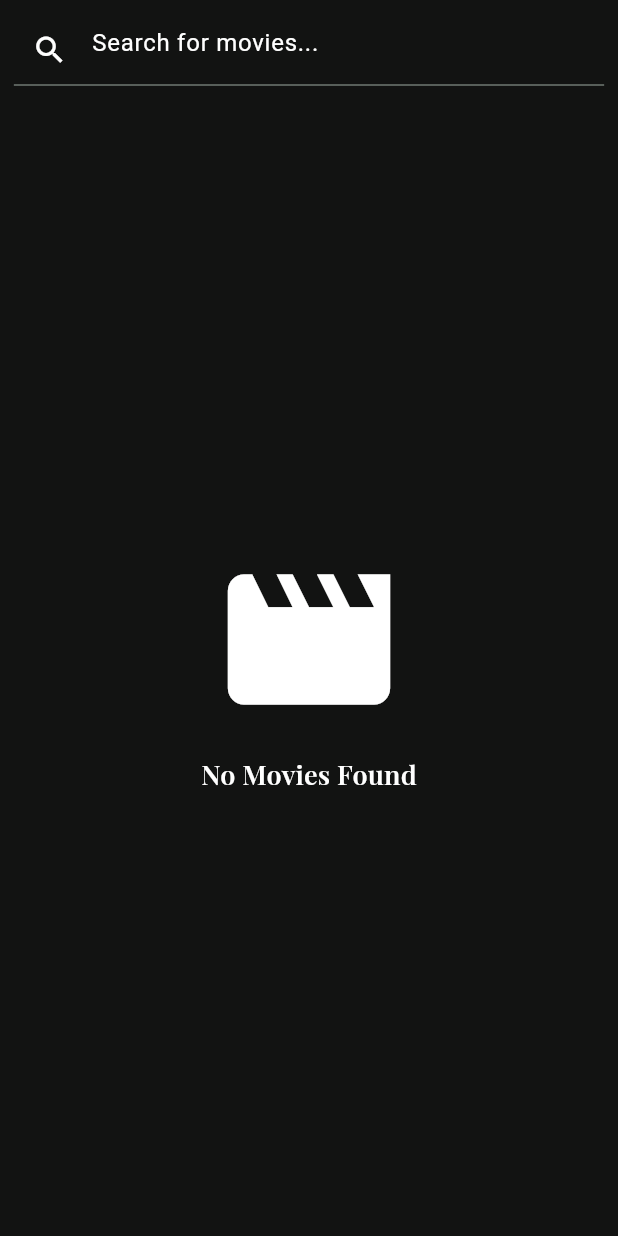
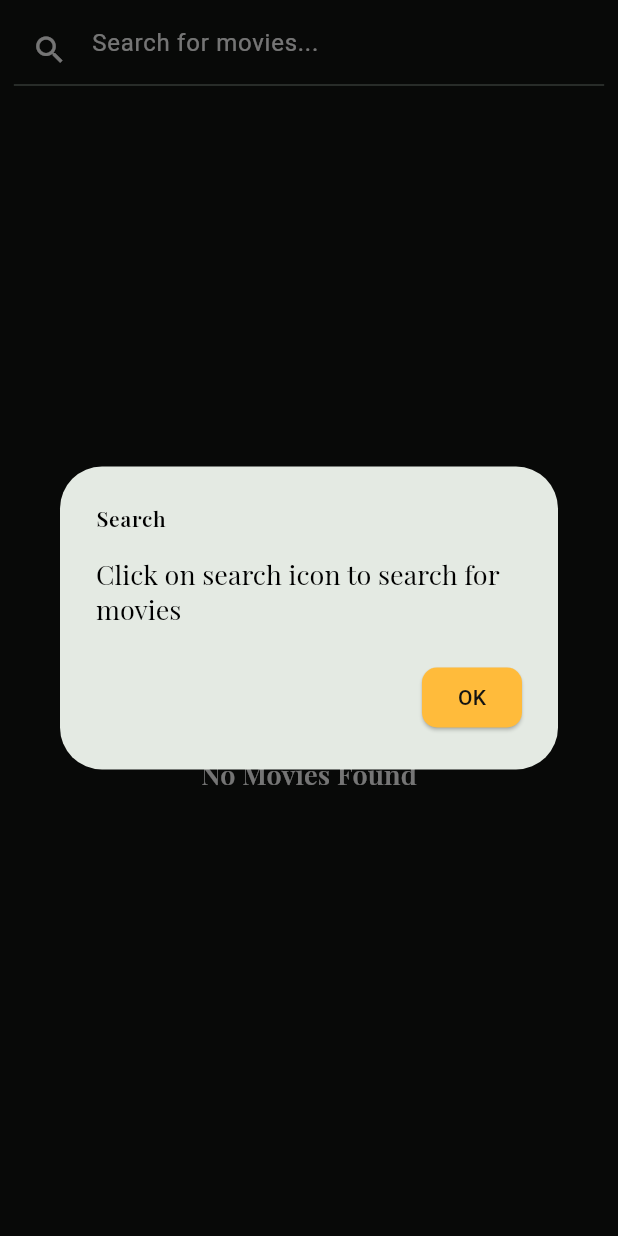
Before and after one commit to NoureenSaad/Movies_App, a Flutter app: the SearchTab widget shown alone on an empty page, opened directly, on a phone screen of 412 x 824 dp. Run offline on Flutter 3.47's test engine with Material 3 defaults, Android fonts, the phone set to English and light mode, and no system bars; our stand-ins replace animated_bottom_navigation_bar, bloc, carousel_slider, cloud_firestore, dio, either_dart and 10 more; accounts and stored records are empty.

Commit message:
=> app done^2

```diff
--- a/lib/presentation/auth/register/register_screen.dart
+++ b/lib/presentation/auth/register/register_screen.dart
@@ -206,6 +206,11 @@ class _RegisterScreenState extends State<RegisterScreen> {
                               backgroundColor: Colors.green,
                               textColor: Colors.white,
                               fontSize: 16.0);
+                          FireStoreHelper.addUser(
+                            emailController.text,
+                            fullNameController.text,
+                            FirebaseAuth.instance.currentUser!.uid,
+                          );
                           Navigator.of(context).pushNamedAndRemoveUntil(
                               RoutesManager.homeScreenRoute, (route) => false);
                         }
@@ -238,11 +243,6 @@ class _RegisterScreenState extends State<RegisterScreen> {
                                   passwordController.text,
                                   confirmPasswordController.text,
                                   fullNameController.text);
-                              FireStoreHelper.addUser(
-                                emailController.text,
-                                fullNameController.text,
-                                FirebaseAuth.instance.currentUser!.uid,
-                              );
                             }
                           },
                           child: Text(
--- a/lib/presentation/home/tabs/search_tab/search_tab.dart
+++ b/lib/presentation/home/tabs/search_tab/search_tab.dart
@@ -1,9 +1,11 @@
+import 'dart:async';
+
 import 'package:flutter/material.dart';
 import 'package:flutter_bloc/flutter_bloc.dart';
 import 'package:flutter_screenutil/flutter_screenutil.dart';
-import 'package:movies_app/core/reusable_components/custom_text_from_field.dart';
+
 import 'package:movies_app/presentation/home/tabs/search_tab/search_viewModel.dart';
-import '../../../../core/DI/di.dart';
+
 import '../../../../core/reusable_components/long_movie_card_widget.dart';
 
 class SearchTab extends StatefulWidget {
@@ -19,7 +21,44 @@ class _SearchTabState extends State<SearchTab> {
   @override
   void initState() {
     super.initState();
+    WidgetsBinding.instance.addPostFrameCallback((_) {
+      Timer(const Duration(seconds: 0), () {
+        showAlertMessage(context);
+      });
+    });
     textCon = TextEditingController();
+  }
+
+  void showAlertMessage(BuildContext context) {
+    showDialog(
+      context: context,
+      builder: (BuildContext context) {
+        return AlertDialog(
+          title: Text(
+            'Search ',
+            style: Theme.of(context)
+                .textTheme
+                .labelSmall
+                ?.copyWith(color: Colors.black),
+          ),
+          content: Text(
+            'Click on search icon to search for movies',
+            style: Theme.of(context)
+                .textTheme
+                .titleLarge
+                ?.copyWith(color: Colors.black),
+          ),
+          actions: [
+            ElevatedButton(
+              child: const Text('OK'),
+              onPressed: () {
+                Navigator.of(context).pop();
+              },
+            ),
+          ],
+        );
+      },
+    );
   }
 
   @override
@@ -43,10 +82,13 @@ class _SearchTabState extends State<SearchTab> {
               prefixIcon: Padding(
                 padding: REdgeInsets.all(8.0),
                 child: InkWell(
-                    onTap: (){
+                    onTap: () {
                       SearchViewModel.get(context).search(textCon.text);
                     },
-                    child: const Icon(Icons.search,color: Colors.white,)),
+                    child: const Icon(
+                      Icons.search,
+                      color: Colors.white,
+                    )),
               ),
             ),
           ),
@@ -82,9 +124,18 @@ class _SearchTabState extends State<SearchTab> {
               child: Column(
                 mainAxisAlignment: MainAxisAlignment.center,
                 children: [
-                  Icon(Icons.movie,color: Colors.white,size: 130,),
-                  SizedBox(height: 12.h,),
-                  Text("No Movies Found",style: Theme.of(context).textTheme.titleMedium,)
+                  Icon(
+                    Icons.movie,
+                    color: Colors.white,
+                    size: 130,
+                  ),
+                  SizedBox(
+                    height: 12.h,
+                  ),
+                  Text(
+                    "No Movies Found",
+                    style: Theme.of(context).textTheme.titleMedium,
+                  )
                 ],
               ),
             );
```
